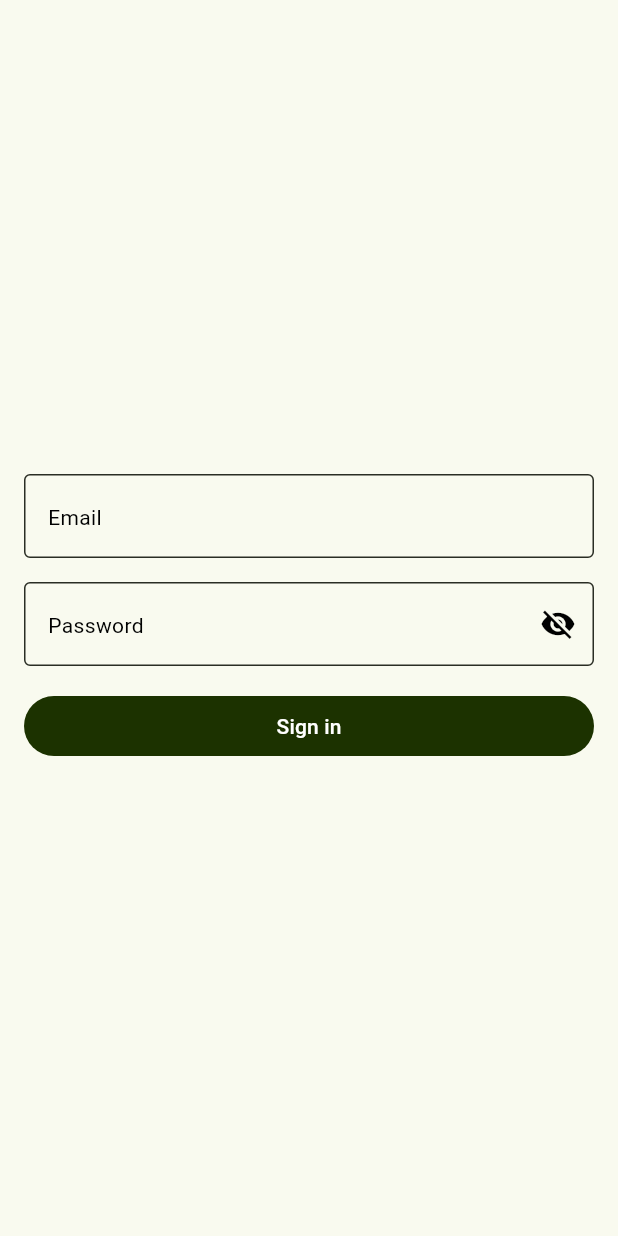
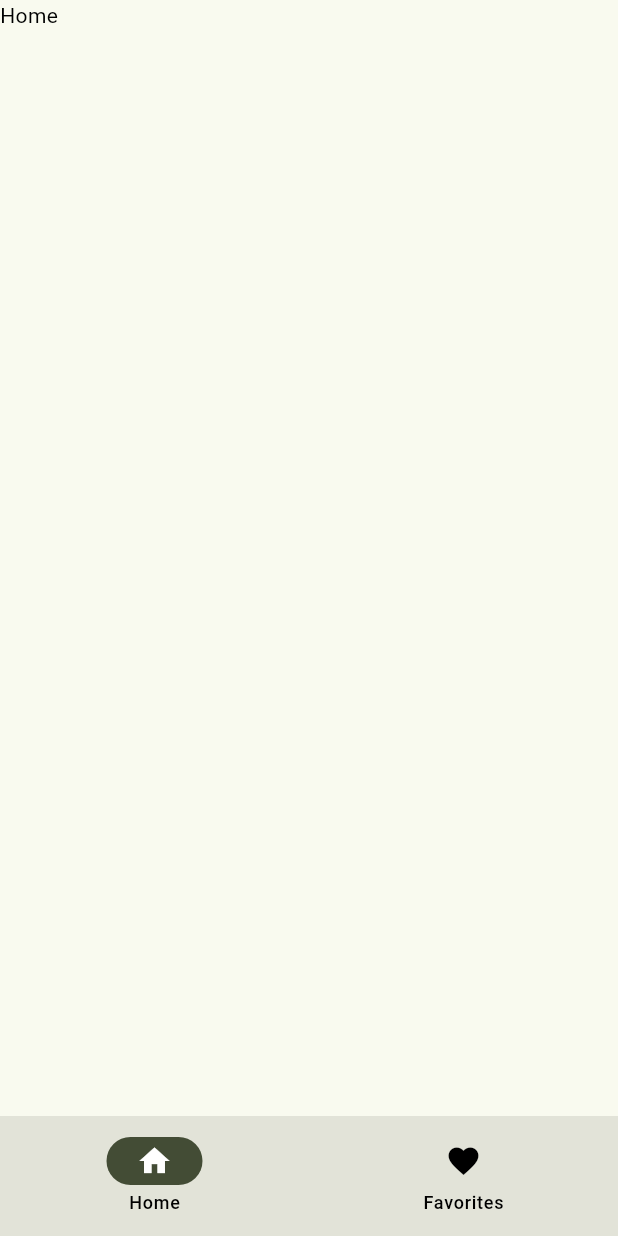
Before and after one commit to 1acc0238-13981/easyrecipe-mobile-flutter, a Flutter app: the screen it shows after launch, after a tap on "Continue", after a tap on "Sign in", on a phone screen of 412 x 824 dp. Run offline on Flutter 3.47's test engine with Material 3 defaults, Android fonts, the phone set to English and light mode, and no system bars.

Commit message:
feat: implement navigation to main page after sign in

```diff
--- a/lib/login_page.dart
+++ b/lib/login_page.dart
@@ -1,3 +1,4 @@
+import 'package:easy_recipe/main_page.dart';
 import 'package:flutter/material.dart';
 
 class LoginPage extends StatefulWidget {
@@ -52,7 +53,15 @@ class _LoginPageState extends State<LoginPage> {
             padding: const EdgeInsets.only(left: 16, right: 16),
             child: SizedBox(
               width: double.infinity,
-              child: FilledButton(onPressed: () {}, child: Text('Sign in')),
+              child: FilledButton(
+                onPressed: () {
+                  Navigator.pushReplacement(
+                    context,
+                    MaterialPageRoute(builder: (context) => MainPage()),
+                  );
+                },
+                child: Text('Sign in'),
+              ),
             ),
           ),
         ],
--- /dev/null
+++ b/lib/main_page.dart
@@ -0,0 +1,27 @@
+import 'package:flutter/material.dart';
+
+class MainPage extends StatefulWidget {
+  const new({super.key});
+
+  @override
+  State<MainPage> createState() => _MainPagState();
+}
+
+class _MainPagState extends State<MainPage> {
+  int selectedIndex = 0;
+
+  final List<Widget> pages = [Text("Home"), Text("Favorites"), Text("Cart")];
+
+  @override
+  Widget build(BuildContext context) {
+    return Scaffold(
+      body: pages[selectedIndex],
+      bottomNavigationBar: NavigationBar(
+        destinations: [
+          NavigationDestination(icon: Icon(Icons.home), label: "Home"),
+          NavigationDestination(icon: Icon(Icons.favorite), label: "Favorites")
+        ],
+      ),
+    );
+  }
+}
```
